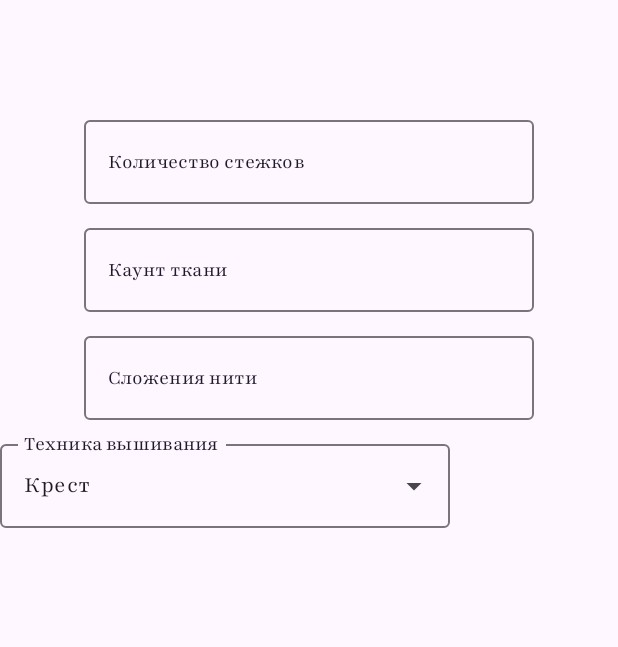
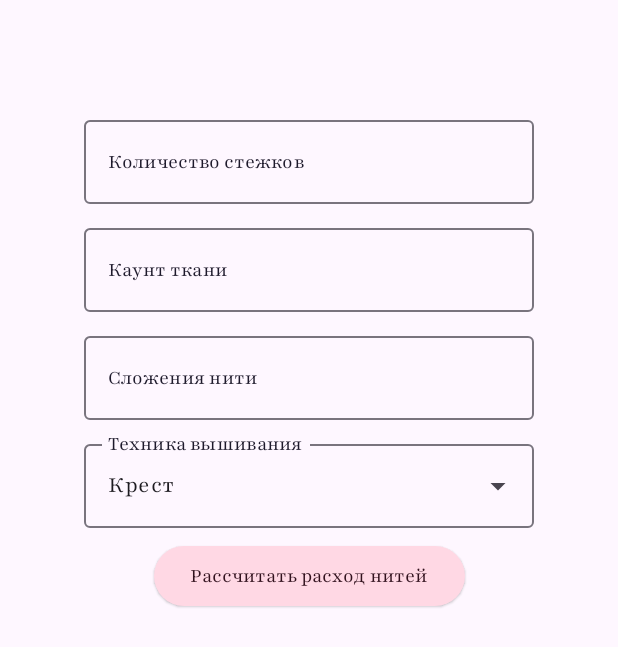
Before and after one commit to VnukovaPolina/CanvasSizeCalculator, an Android app built with Jetpack Compose: the composable ThreadsConsumptionCalculateScreen shown on its own in the app's theme, on a phone screen of 412 x 824 dp. Shown: the top 647 px of the screen. Run offline under Robolectric (Android 15) with nearby library versions, the phone set to English and light mode, and no system bars; Roboto replaces fonts that are not available here.

Commit message:
Исправлено выравнивание дропдаун меню выбора техники вышивания (экран расчета расхода нитей)

```diff
--- a/app/src/main/java/xstitchcatwalk/canvassize/MainActivity.kt
+++ b/app/src/main/java/xstitchcatwalk/canvassize/MainActivity.kt
@@ -367,6 +367,8 @@ fun ThreadsConsumptionCalculateScreen() {
     var technique by remember {mutableStateOf(techniques[0])}
     var expanded by remember {mutableStateOf(false)}
 
+    val keyboardController = LocalSoftwareKeyboardController.current
+
     Column(Modifier
         .fillMaxWidth()
         .padding(top = 64.dp),
@@ -435,10 +437,16 @@ fun ThreadsConsumptionCalculateScreen() {
                 .padding(top = 8.dp)
         )
 
-        ExposedDropdownMenuBox(
+
+        Box(
             modifier = Modifier
                 .fillMaxWidth()
                 .align(Alignment.CenterHorizontally),
+            contentAlignment = Alignment.Center
+        ) {
+            ExposedDropdownMenuBox(
+                modifier = Modifier
+                    .width(300.dp),
                 expanded = expanded,
                 onExpandedChange = {expanded = it}
             ) {
@@ -458,7 +466,6 @@ fun ThreadsConsumptionCalculateScreen() {
                     )},
                     modifier = Modifier
                         .width(300.dp)
-                    .align(Alignment.CenterHorizontally)
                         .padding(top = 8.dp)
                         .menuAnchor(type = MenuAnchorType.PrimaryNotEditable)
                 )
@@ -482,6 +489,27 @@ fun ThreadsConsumptionCalculateScreen() {
                 }
             }
         }
+
+        ElevatedButton(
+            modifier = Modifier
+                .padding(top = 8.dp)
+                .align(Alignment.CenterHorizontally)
+                .wrapContentWidth(),
+            onClick = {
+                keyboardController?.hide()
+                viewModel.calculateCanvasSize()
+            },
+            colors = ButtonDefaults.elevatedButtonColors(
+                containerColor = MaterialTheme.colorScheme.tertiaryContainer,
+                contentColor = MaterialTheme.colorScheme.onTertiaryContainer
+            )
+        ) {
+            Text(
+                text = stringResource(R.string.buttonTextCalculateConsumption),
+                style = MaterialTheme.typography.labelLarge
+            )
+        }
+    }
 }
 
 @Composable
@@ -497,7 +525,7 @@ fun SettingsScreen() {
 @RequiresApi(Build.VERSION_CODES.Q)
 @Preview(showBackground = true)
 @Composable
-fun GreetingPreview() {
+fun CalculateCanvasSizePreview() {
     AppTheme {
         CanvasSizeCalculatorScreen()
     }
--- a/app/src/main/res/values/strings.xml
+++ b/app/src/main/res/values/strings.xml
@@ -18,7 +18,6 @@
     <string name="cm_dimensions">см</string>
     <string name="meters_dimensions">м</string>
     <string name="aida_size_template">Аида %1$d: %2$.2f см × %3$.2f см</string>
-    <string name="cross_stitch_technique">Крест</string>
     <string name="halfcross_technique">Полукрест</string>
     <string name="backstitch_technique">Бэкстич</string>
     <string name="cross_stitch">Крест</string>
@@ -26,4 +25,6 @@
     <string name="set_fabric_count">Каунт ткани</string>
     <string name="set_strands">Сложения нити</string>
     <string name="set_stitch_technique">Техника вышивания</string>
+    <string name="cross_stitch_technique">Крест</string>
+    <string name="buttonTextCalculateConsumption">Рассчитать расход нитей</string>
 </resources>
```
Also changed, not shown: 2 other files. Lines whose indentation alone changed are shown as unchanged.
